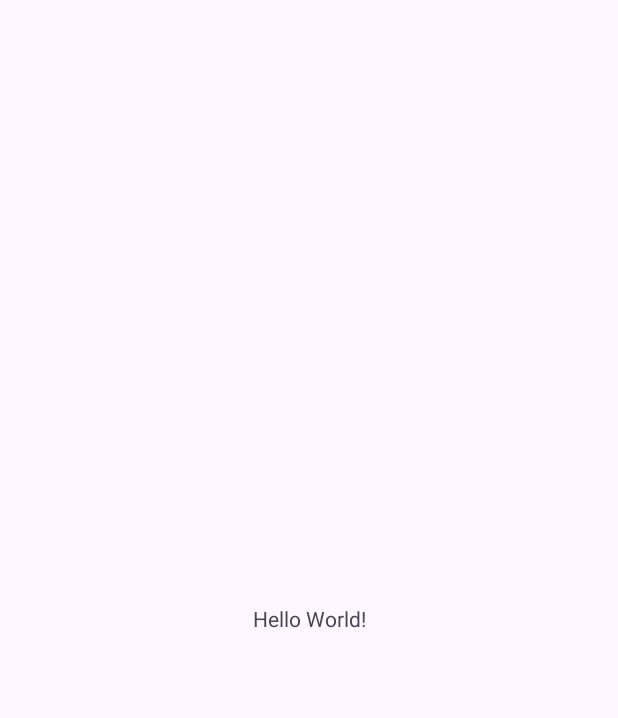
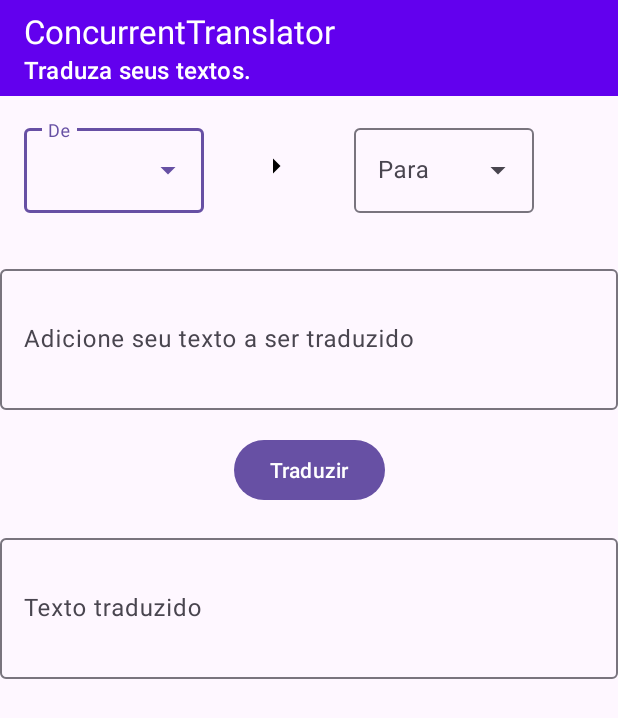
Before and after one commit to erikaaraissaqwe/ConcurrentTranslator, an Android app: the screen it shows after launch (MainActivity), on a phone screen of 412 x 824 dp. Before the commit the part shown is almost empty. Shown: the top 718 px of the screen. Run offline under Robolectric (Android 15) with nearby library versions, the phone set to English and light mode, and no system bars.

Commit message:
style(layout): Criação do layout inicial do aplicativo.

```diff
--- a/app/src/main/AndroidManifest.xml
+++ b/app/src/main/AndroidManifest.xml
@@ -13,7 +13,7 @@
         android:theme="@style/Theme.ConcurrentTranslator"
         tools:targetApi="31">
         <activity
-            android:name=".MainActivity"
+            android:name=".ui.MainActivity"
             android:exported="true">
             <intent-filter>
                 <action android:name="android.intent.action.MAIN" />
--- a/app/src/main/java/br/edu/ifsp/scl/concurrenttranslator/MainActivity.kt
+++ /dev/null
@@ -1,20 +0,0 @@
-package br.edu.ifsp.scl.concurrenttranslator
-
-import android.os.Bundle
-import androidx.activity.enableEdgeToEdge
-import androidx.appcompat.app.AppCompatActivity
-import androidx.core.view.ViewCompat
-import androidx.core.view.WindowInsetsCompat
-
-class MainActivity : AppCompatActivity() {
-    override fun onCreate(savedInstanceState: Bundle?) {
-        super.onCreate(savedInstanceState)
-        enableEdgeToEdge()
-        setContentView(R.layout.activity_main)
-        ViewCompat.setOnApplyWindowInsetsListener(findViewById(R.id.main)) { v, insets ->
-            val systemBars = insets.getInsets(WindowInsetsCompat.Type.systemBars())
-            v.setPadding(systemBars.left, systemBars.top, systemBars.right, systemBars.bottom)
-            insets
-        }
-    }
-}
--- /dev/null
+++ b/app/src/main/java/br/edu/ifsp/scl/concurrenttranslator/ui/MainActivity.kt
@@ -0,0 +1,14 @@
+package br.edu.ifsp.scl.concurrenttranslator.ui
+
+import android.os.Bundle
+import androidx.activity.enableEdgeToEdge
+import androidx.appcompat.app.AppCompatActivity
+import br.edu.ifsp.scl.concurrenttranslator.R
+
+class MainActivity : AppCompatActivity() {
+    override fun onCreate(savedInstanceState: Bundle?) {
+        super.onCreate(savedInstanceState)
+        enableEdgeToEdge()
+        setContentView(R.layout.activity_main)
+    }
+}
--- /dev/null
+++ b/app/src/main/res/drawable/baseline_arrow_right_24.xml
@@ -0,0 +1,5 @@
+<vector xmlns:android="http://schemas.android.com/apk/res/android" android:autoMirrored="true" android:height="24dp" android:tint="#000000" android:viewportHeight="24" android:viewportWidth="24" android:width="24dp">
+
+    <path android:fillColor="@android:color/white" android:pathData="M10,17l5,-5 -5,-5v10z"/>
+
+</vector>
--- a/app/src/main/res/layout/activity_main.xml
+++ b/app/src/main/res/layout/activity_main.xml
@@ -2,18 +2,133 @@
 <androidx.constraintlayout.widget.ConstraintLayout xmlns:android="http://schemas.android.com/apk/res/android"
     xmlns:app="http://schemas.android.com/apk/res-auto"
     xmlns:tools="http://schemas.android.com/tools"
-    android:id="@+id/main"
     android:layout_width="match_parent"
     android:layout_height="match_parent"
-    tools:context=".MainActivity">
+    tools:context=".ui.MainActivity">
 
-    <TextView
+    <androidx.appcompat.widget.Toolbar
+        android:id="@+id/mainTb"
+        android:layout_width="match_parent"
+        android:layout_height="?attr/actionBarSize"
+        android:background="@color/design_default_color_primary"
+        app:layout_constraintEnd_toEndOf="parent"
+        app:layout_constraintStart_toStartOf="parent"
+        app:layout_constraintTop_toTopOf="parent"
+        app:subtitle="@string/subTitle"
+        app:title="@string/app_name"
+        app:subtitleTextColor="@color/design_default_color_on_primary"
+        app:titleTextColor="@color/design_default_color_on_primary" />
+
+
+    <androidx.constraintlayout.widget.ConstraintLayout
+        android:id="@+id/languageSelectionLayout"
+        android:layout_width="match_parent"
+        android:layout_height="wrap_content"
+        app:layout_constraintTop_toBottomOf="@id/mainTb"
+        android:padding="16dp">
+
+        <com.google.android.material.textfield.TextInputLayout
+            android:id="@+id/fromLangTil"
+            style="@style/Widget.Material3.TextInputLayout.OutlinedBox.ExposedDropdownMenu"
+            android:layout_width="120dp"
+            android:layout_height="wrap_content"
+            android:layout_weight="1"
+            android:layout_marginEnd="8dp"
+            android:hint="@string/from_language"
+            app:layout_constraintEnd_toStartOf="@id/arrowImageView"
+            app:layout_constraintStart_toStartOf="parent"
+            app:layout_constraintTop_toTopOf="parent">
+
+            <AutoCompleteTextView
+                android:id="@+id/fromLangMactv"
+                android:layout_width="match_parent"
+                android:layout_height="wrap_content"
+                android:importantForAccessibility="no"
+                android:inputType="none"
+                tools:ignore="LabelFor" />
+        </com.google.android.material.textfield.TextInputLayout>
+
+        <ImageView
+            android:id="@+id/arrowImageView"
+            android:layout_width="wrap_content"
+            android:layout_height="wrap_content"
+            android:layout_marginStart="36dp"
+            android:contentDescription="@string/change_language"
+            android:src="@drawable/baseline_arrow_right_24"
+            app:layout_constraintBottom_toBottomOf="@id/fromLangTil"
+            app:layout_constraintStart_toEndOf="@id/fromLangTil"
+            app:layout_constraintTop_toTopOf="@id/fromLangTil"
+            app:layout_constraintVertical_bias="0.486" />
+
+        <com.google.android.material.textfield.TextInputLayout
+            android:id="@+id/toLangTil"
+            style="@style/Widget.Material3.TextInputLayout.OutlinedBox.ExposedDropdownMenu"
+            android:layout_width="120dp"
+            android:layout_height="wrap_content"
+            android:layout_weight="1"
+            android:hint="@string/to_language"
+            app:layout_constraintStart_toEndOf="@id/arrowImageView"
+            app:layout_constraintEnd_toEndOf="parent"
+            app:layout_constraintTop_toTopOf="@id/fromLangTil">
+
+            <AutoCompleteTextView
+                android:id="@+id/toLangMactv"
+                android:layout_width="match_parent"
+                android:layout_height="wrap_content"
+                android:importantForAccessibility="no"
+                android:inputType="none"
+                tools:ignore="LabelFor" />
+        </com.google.android.material.textfield.TextInputLayout>
+    </androidx.constraintlayout.widget.ConstraintLayout>
+
+    <com.google.android.material.textfield.TextInputLayout
+        android:id="@+id/inputTextTil"
+        android:layout_width="match_parent"
+        android:layout_height="wrap_content"
+        android:hint="@string/input_text"
+        app:layout_constraintEnd_toEndOf="parent"
+        app:layout_constraintStart_toStartOf="parent"
+        app:layout_constraintTop_toBottomOf="@id/languageSelectionLayout"
+        android:layout_marginTop="16dp">
+
+        <EditText
+            android:id="@+id/inputTextEt"
+            android:layout_width="match_parent"
+            android:layout_height="wrap_content"
+            android:inputType="textMultiLine"
+            android:minLines="3" />
+    </com.google.android.material.textfield.TextInputLayout>
+
+    <com.google.android.material.button.MaterialButton
+        android:id="@+id/translateBt"
         android:layout_width="wrap_content"
         android:layout_height="wrap_content"
-        android:text="Hello World!"
-        app:layout_constraintBottom_toBottomOf="parent"
+        android:layout_marginTop="16dp"
+        android:text="@string/translate"
+        app:layout_constraintStart_toStartOf="parent"
+        app:layout_constraintEnd_toEndOf="parent"
+        app:layout_constraintTop_toBottomOf="@id/inputTextTil"
+        android:layout_marginStart="32dp"
+        android:layout_marginEnd="32dp"/>
+
+    <com.google.android.material.textfield.TextInputLayout
+        android:id="@+id/outputTextTil"
+        android:layout_width="match_parent"
+        android:layout_height="wrap_content"
+        android:hint="@string/translated_text"
         app:layout_constraintEnd_toEndOf="parent"
         app:layout_constraintStart_toStartOf="parent"
-        app:layout_constraintTop_toTopOf="parent" />
+        app:layout_constraintTop_toBottomOf="@id/translateBt"
+        android:layout_marginTop="16dp"
+        android:visibility="visible">
+
+        <com.google.android.material.textfield.TextInputEditText
+            android:id="@+id/outputTextTiet"
+            android:layout_width="match_parent"
+            android:layout_height="wrap_content"
+            android:enabled="false"
+            android:inputType="textMultiLine"
+            android:minLines="3"/>
+    </com.google.android.material.textfield.TextInputLayout>
 
 </androidx.constraintlayout.widget.ConstraintLayout>
--- a/app/src/main/res/values/strings.xml
+++ b/app/src/main/res/values/strings.xml
@@ -1,3 +1,10 @@
 <resources>
     <string name="app_name">ConcurrentTranslator</string>
+    <string name="change_language">Seta para demostrar a língua de origem e destino</string>
+    <string name="to_language">Para</string>
+    <string name="input_text">Adicione seu texto a ser traduzido</string>
+    <string name="translate">Traduzir</string>
+    <string name="translated_text">Texto traduzido</string>
+    <string name="from_language">De</string>
+    <string name="subTitle">Traduza seus textos.</string>
 </resources>
```
